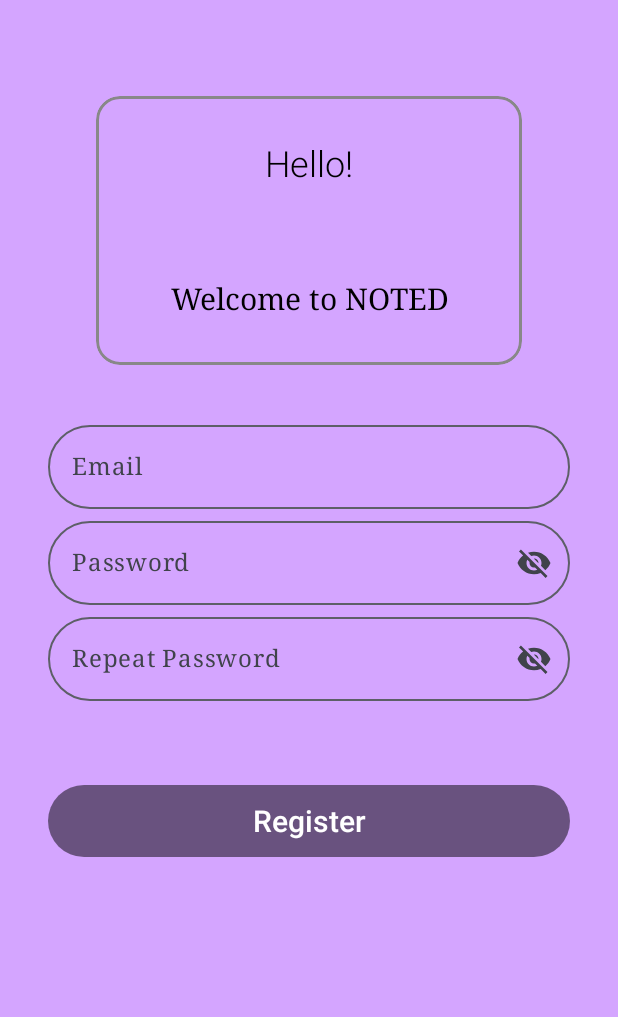
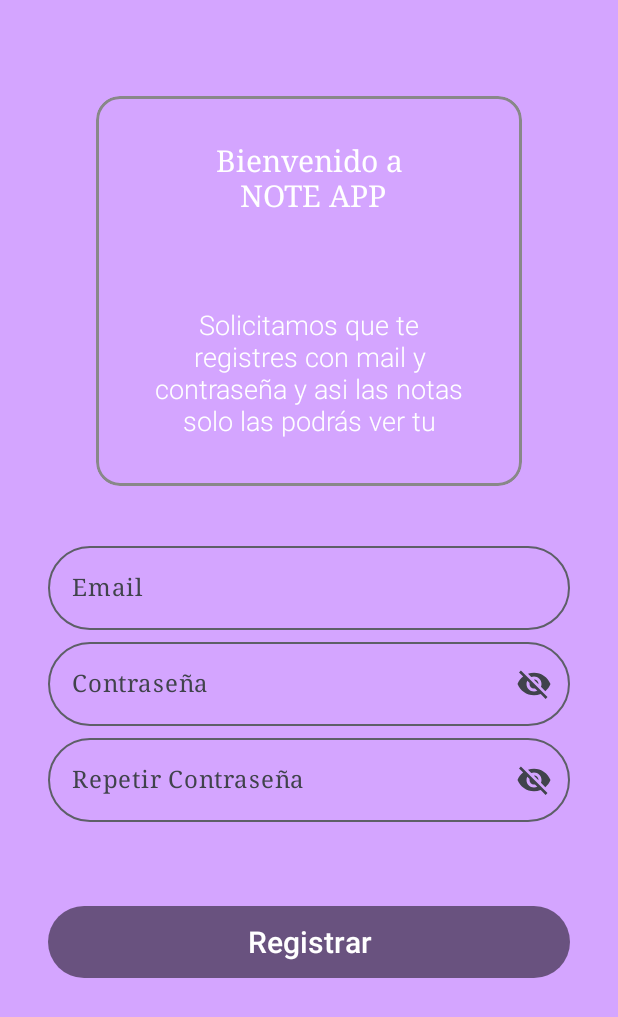
Before and after one commit to Cglassm/android-challenge-1, an Android app built with Jetpack Compose: the screen it shows after launch (MainActivity), on a phone screen of 412 x 824 dp. Shown: the top 1017 px of the screen. Run offline under Robolectric (Android 15) with nearby library versions, the phone set to English and light mode, and no system bars.

Commit message:
login, sign up, navigation host

```diff
--- a/app/src/main/java/com/example/android_challenge_1/auth/login_screen.kt
+++ b/app/src/main/java/com/example/android_challenge_1/auth/login_screen.kt
@@ -1,17 +1,13 @@
 package com.example.android_challenge_1.auth
 
-import androidx.compose.foundation.background
 import androidx.compose.foundation.border
 import androidx.compose.foundation.layout.Arrangement
 import androidx.compose.foundation.layout.Box
 import androidx.compose.foundation.layout.Column
-import androidx.compose.foundation.layout.Row
 import androidx.compose.foundation.layout.Spacer
 import androidx.compose.foundation.layout.fillMaxWidth
 import androidx.compose.foundation.layout.height
 import androidx.compose.foundation.layout.padding
-import androidx.compose.foundation.layout.size
-import androidx.compose.foundation.layout.width
 import androidx.compose.foundation.rememberScrollState
 import androidx.compose.foundation.shape.RoundedCornerShape
 import androidx.compose.foundation.verticalScroll
@@ -19,7 +15,6 @@ import androidx.compose.material3.Scaffold
 import androidx.compose.material3.SnackbarDuration
 import androidx.compose.material3.SnackbarHost
 import androidx.compose.material3.SnackbarHostState
-import androidx.compose.material3.SnackbarResult
 import androidx.compose.material3.Text
 import androidx.compose.runtime.Composable
 import androidx.compose.runtime.mutableStateOf
@@ -103,7 +98,7 @@ fun LoginScreen(onLoginSuccess: (String) -> Unit) {
                     onValueChange = { newValue -> emailState.value = newValue },
                 )
                 OutLineTextField(
-                    "Password",
+                    "Contraseña",
                     text = passwordState.value,
                     onValueChange = { newValue -> passwordState.value = newValue },
                     isPassword = true,
--- a/app/src/main/java/com/example/android_challenge_1/auth/sign_up_screen.kt
+++ b/app/src/main/java/com/example/android_challenge_1/auth/sign_up_screen.kt
@@ -15,7 +15,6 @@ import androidx.compose.material3.Scaffold
 import androidx.compose.material3.SnackbarDuration
 import androidx.compose.material3.SnackbarHost
 import androidx.compose.material3.SnackbarHostState
-import androidx.compose.material3.SnackbarResult
 import androidx.compose.material3.Text
 import androidx.compose.runtime.Composable
 import androidx.compose.runtime.mutableStateOf
@@ -73,24 +72,24 @@ fun SignUpScreen(onSuccess: (String) -> Unit) {
                 ) {
                     Column() {
                         Text(
-                            text = "Hello!",
+                            text = "Bienvenido a\n NOTE APP",
                             modifier = modifier,
                             style = TextStyle(
-                                color = Color.Black,
-                                fontSize = 24.sp,
-                                fontWeight = FontWeight.W300,
-                                textAlign = TextAlign.Center,
-                            )
-                        )
-                        Text(
-                            text = "Welcome to NOTED",
-                            modifier = modifier,
-                            style = TextStyle(
-                                color = Color.Black,
+                                color = Color.White,
                                 fontSize = 20.sp,
                                 fontWeight = FontWeight.W500,
                                 textAlign = TextAlign.Center,
                                 fontFamily = FontFamily.Serif,
+                            )
+                        )
+                        Text(
+                            text = "Solicitamos que te registres con mail y contraseña y asi las notas solo las podrás ver tu",
+                            modifier = modifier,
+                            style = TextStyle(
+                                color = Color.White,
+                                fontSize = 18.sp,
+                                fontWeight = FontWeight.W300,
+                                textAlign = TextAlign.Center,
                             )
                         )
                     }
@@ -101,13 +100,13 @@ fun SignUpScreen(onSuccess: (String) -> Unit) {
                     onValueChange = { newValue -> emailState.value = newValue },
                 )
                 OutLineTextField(
-                    "Password",
+                    "Contraseña",
                     text = passwordState.value,
                     onValueChange = { newValue -> passwordState.value = newValue },
                     isPassword = true,
                 )
                 OutLineTextField(
-                    "Repeat Password",
+                    "Repetir Contraseña",
                     text = repeatPasswordState.value,
                     onValueChange = { newValue -> repeatPasswordState.value = newValue },
                     isPassword = true,
@@ -117,7 +116,7 @@ fun SignUpScreen(onSuccess: (String) -> Unit) {
                     Modifier
                         .fillMaxWidth()
                         .height(48.dp),
-                    text = "Register",
+                    text = "Registrar",
                     color = Color.Black.copy(alpha = 0.5f),
                     textColor = Color.White,
                     onClick = {
```
